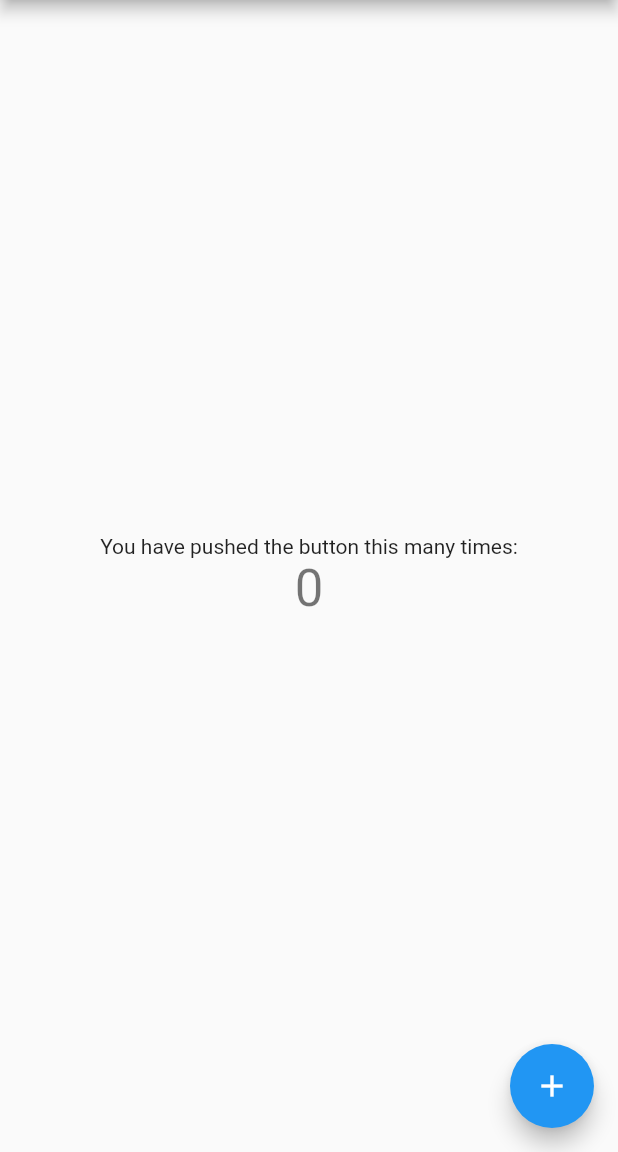
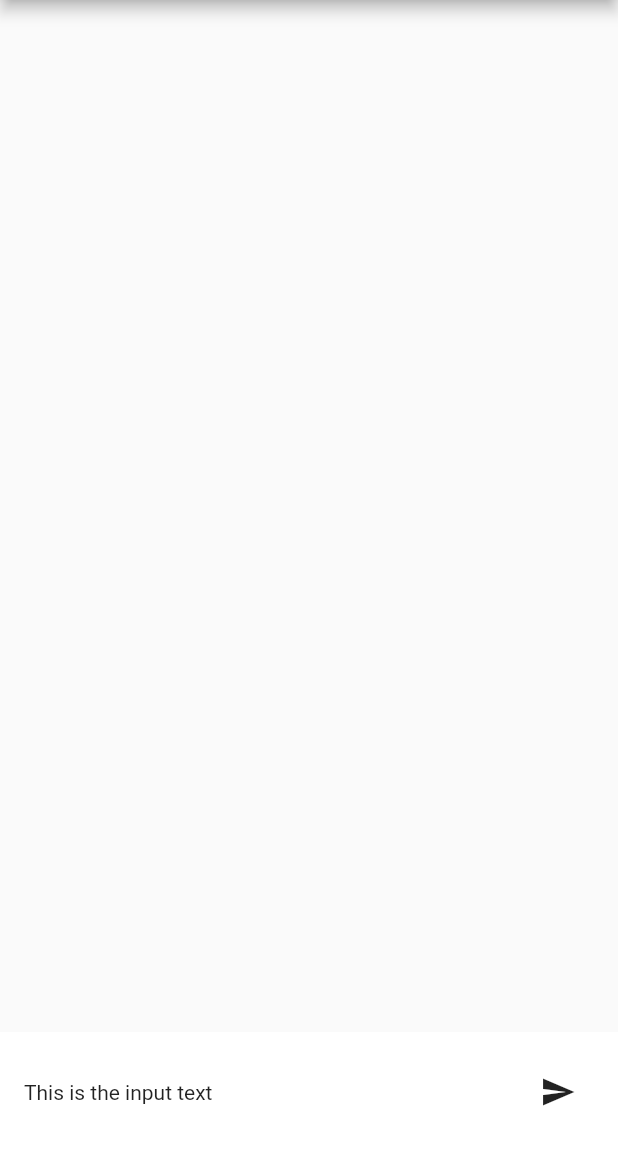
Before and after one commit to dlangheiter-tgm/syt5-gek1033-mobile-application-kramreiter-langheiter, a Flutter app: the screen it shows after launch, on a phone screen of 412 x 824 dp, the part 84-1236 px from its top. Run offline on Flutter 3.47's test engine with Material 2 defaults, Android fonts, the phone set to English and light mode, and no system bars.

Commit message:
Example msg view

```diff
--- a/app/lib/main.dart
+++ b/app/lib/main.dart
@@ -1,3 +1,4 @@
+import 'package:app/screens/chatScreen.dart';
 import 'package:flutter/material.dart';
 
 void main() => runApp(MyApp());
@@ -71,41 +72,7 @@ class _MyHomePageState extends State<MyHomePage> {
         // the App.build method, and use it to set our appbar title.
         title: Text(widget.title),
       ),
-      body: Center(
-        // Center is a layout widget. It takes a single child and positions it
-        // in the middle of the parent.
-        child: Column(
-          // Column is also a layout widget. It takes a list of children and
-          // arranges them vertically. By default, it sizes itself to fit its
-          // children horizontally, and tries to be as tall as its parent.
-          //
-          // Invoke "debug painting" (press "p" in the console, choose the
-          // "Toggle Debug Paint" action from the Flutter Inspector in Android
-          // Studio, or the "Toggle Debug Paint" command in Visual Studio Code)
-          // to see the wireframe for each widget.
-          //
-          // Column has various properties to control how it sizes itself and
-          // how it positions its children. Here we use mainAxisAlignment to
-          // center the children vertically; the main axis here is the vertical
-          // axis because Columns are vertical (the cross axis would be
-          // horizontal).
-          mainAxisAlignment: MainAxisAlignment.center,
-          children: <Widget>[
-            Text(
-              'You have pushed the button this many times:',
-            ),
-            Text(
-              '$_counter',
-              style: Theme.of(context).textTheme.display1,
-            ),
-          ],
-        ),
-      ),
-      floatingActionButton: FloatingActionButton(
-        onPressed: _incrementCounter,
-        tooltip: 'Increment',
-        child: Icon(Icons.add),
-      ), // This trailing comma makes auto-formatting nicer for build methods.
+      body: ChatScreen(), // This trailing comma makes auto-formatting nicer for build methods.
     );
   }
 }
--- /dev/null
+++ b/app/lib/screens/chatScreen.dart
@@ -0,0 +1,47 @@
+import 'package:app/message.dart';
+import 'package:flutter/cupertino.dart';
+import 'package:flutter/material.dart';
+import 'package:flutter/rendering.dart';
+
+class ChatScreen extends StatelessWidget {
+
+  final List<Message> messages;
+
+  ChatScreen({this.messages});
+
+  @override
+  Widget build(BuildContext context) {
+    return Column(
+      mainAxisAlignment: MainAxisAlignment.end,
+      mainAxisSize: MainAxisSize.max,
+      children: <Widget>[
+        Container(
+          color: Colors.grey,
+        ),
+
+        Container(
+          color: Colors.white,
+          padding: EdgeInsets.all(16),
+          child: Row(
+            mainAxisAlignment: MainAxisAlignment.spaceBetween,
+            children: <Widget>[
+              Text("This is the input text"),
+              Ink(
+                decoration: ShapeDecoration(
+                  color: Colors.lightBlue,
+                  shape: CircleBorder(),
+                ),
+                child: IconButton(
+                  icon: Icon(Icons.send),
+                  //color: Colors.white,
+                  onPressed: () {print("tesitng");},
+                ),
+              ),
+            ],
+          ),
+        ),
+      ],
+    );
+  }
+
+}
```
